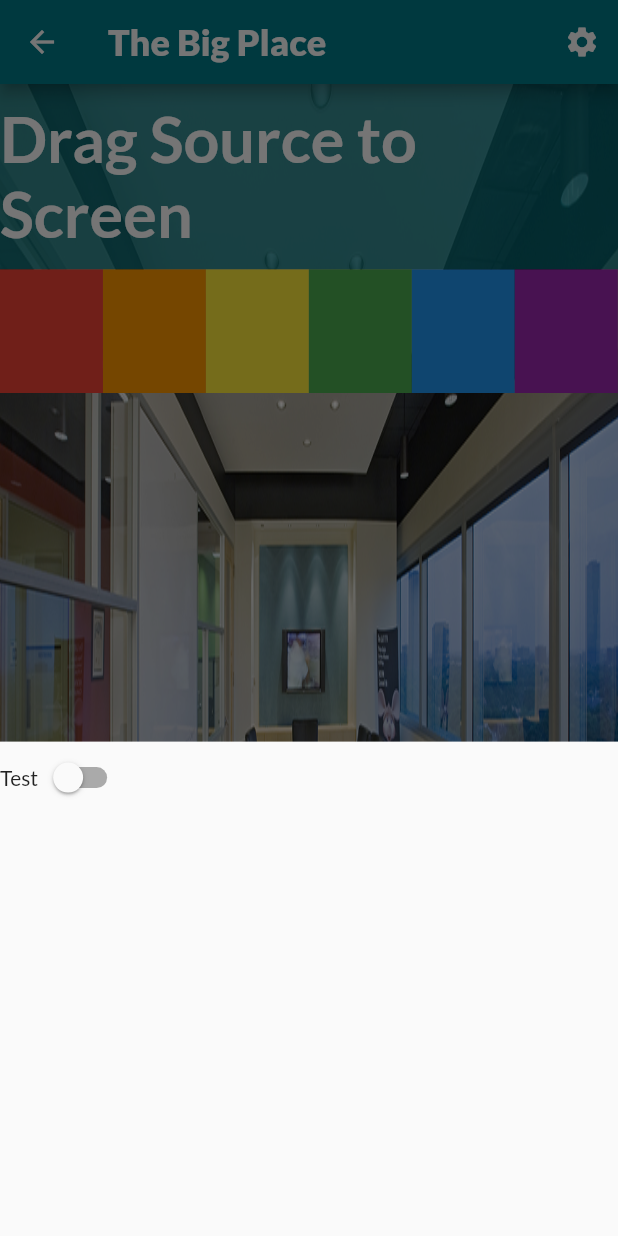
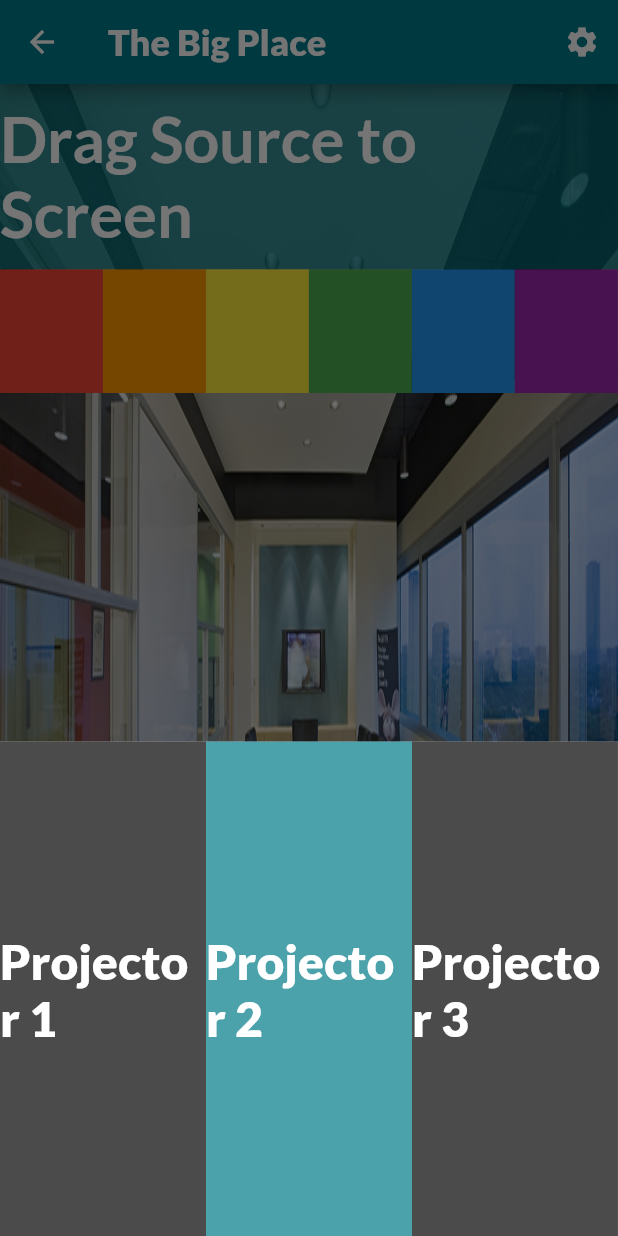
Before and after one commit to Pytode2000/Intern_Project, a Flutter app: the TheBigPlaceScreen screen opened by its route, after a tap on "Layout 1", after a tap on the "settings" icon, on a phone screen of 412 x 824 dp. Run offline on Flutter 3.47's test engine with Material 2 defaults, Android fonts, the phone set to English and light mode, and no system bars; missing offline and left inert: blinking_text.

Commit message:
Done with The Big Place's settings. Optimized the code.

```diff
--- a/siot_room_controller/lib/screens/the_big_place_screen.dart
+++ b/siot_room_controller/lib/screens/the_big_place_screen.dart
@@ -8,10 +8,13 @@ class TheBigPlaceScreen extends StatefulWidget {
 }
 
 class _TheBigPlaceScreenState extends State<TheBigPlaceScreen> {
-  int selected = 0;
+  int selectedLayout = 0;
+  bool projectorOne = false;
+  bool projectorTwo = true;
+  bool projectorThree = false;
 
   Widget middleContent() {
-    if (selected == 0) {
+    if (selectedLayout == 0) {
       return SizedBox(
         height: MediaQuery.of(context).size.height * 0.60,
       );
@@ -60,7 +63,57 @@ class _TheBigPlaceScreenState extends State<TheBigPlaceScreen> {
     }
   }
 
-  bool isSwitched = false;
+  Widget projectorWidget(name, state) {
+    return Container(
+      width: MediaQuery.of(context).size.width * 0.3333,
+      color: state == true ? Color(0xB3007C89) : Color(0xB3000000),
+      child: Center(
+        child: Text(
+          "$name",
+          style: TextStyle(
+            fontSize: 32,
+            fontWeight: FontWeight.w900,
+            color: Colors.white,
+          ),
+        ),
+      ),
+    );
+  }
+
+  Widget layoutWidget(selectedLayoutNumber, imgPathStr) {
+    return Container(
+      width: MediaQuery.of(context).size.width * 0.3333,
+      // color: Colors.yellow,
+      decoration: BoxDecoration(
+        image: DecorationImage(
+          fit: BoxFit.fill,
+          image: AssetImage("$imgPathStr"),
+        ),
+      ),
+      child: Align(
+        alignment: FractionalOffset.bottomCenter,
+        child: Container(
+          height: MediaQuery.of(context).size.height * 0.06,
+          width: double.infinity,
+          color: selectedLayout == selectedLayoutNumber
+              ? Color(0xB3007C89)
+              : Color(
+                  (0xB3000000),
+                ),
+          child: Center(
+            child: Text(
+              "Layout $selectedLayoutNumber",
+              style: TextStyle(
+                fontWeight: FontWeight.bold,
+                fontSize: 36,
+                color: Colors.white,
+              ),
+            ),
+          ),
+        ),
+      ),
+    );
+  }
 
   @override
   Widget build(BuildContext context) {
@@ -78,19 +131,57 @@ class _TheBigPlaceScreenState extends State<TheBigPlaceScreen> {
                 showModalBottomSheet<void>(
                     context: context,
                     builder: (BuildContext context) {
+                      return StatefulBuilder(builder: (BuildContext context,
+                          StateSetter setState /*You can rename this!*/) {
                         return new Container(
                           height: MediaQuery.of(context).size.height * 0.40,
-                        child: Column(
+                          width: double.infinity,
+                          // color: Colors.red,
+                          child: Row(
                             children: [
-                            Row(
-                              children: [
-                                Text("Test"),
-                                Switch(value: false, onChanged: (value) {})
-                              ],
-                            )
+                              InkWell(
+                                onTap: () {
+                                  setState(() {
+                                    if (projectorOne == true) {
+                                      projectorOne = false;
+                                    } else {
+                                      projectorOne = true;
+                                    }
+                                  });
+                                },
+                                child: projectorWidget(
+                                    "Projector 1", projectorOne),
+                              ),
+                              InkWell(
+                                onTap: () {
+                                  setState(() {
+                                    if (projectorTwo == true) {
+                                      projectorTwo = false;
+                                    } else {
+                                      projectorTwo = true;
+                                    }
+                                  });
+                                },
+                                child: projectorWidget(
+                                    "Projector 2", projectorTwo),
+                              ),
+                              InkWell(
+                                onTap: () {
+                                  setState(() {
+                                    if (projectorThree == true) {
+                                      projectorThree = false;
+                                    } else {
+                                      projectorThree = true;
+                                    }
+                                  });
+                                },
+                                child: projectorWidget(
+                                    "Projector 3", projectorThree),
+                              ),
                             ],
                           ),
                         );
+                      });
                     });
               }),
         ],
@@ -109,7 +200,7 @@ class _TheBigPlaceScreenState extends State<TheBigPlaceScreen> {
         child: Column(
           children: [
             Container(
-              color: selected == 0
+              color: selectedLayout == 0
                   ? Color(0xB3000000)
                   : Color(
                       (0xB3007C89),
@@ -117,7 +208,9 @@ class _TheBigPlaceScreenState extends State<TheBigPlaceScreen> {
               height: MediaQuery.of(context).size.height * 0.15,
               child: Center(
                 child: Text(
-                  selected == 0 ? "Select a Layout" : "Drag Source to Screen",
+                  selectedLayout == 0
+                      ? "Select a Layout"
+                      : "Drag Source to Screen",
                   style: TextStyle(
                     fontWeight: FontWeight.bold,
                     fontSize: 42,
@@ -137,115 +230,21 @@ class _TheBigPlaceScreenState extends State<TheBigPlaceScreen> {
                   children: [
                     GestureDetector(
                       onTap: () => setState(() {
-                        selected = 1;
+                        selectedLayout = 1;
                       }),
-                      child: Container(
-                        width: MediaQuery.of(context).size.width * 0.3333,
-                        // color: Colors.yellow,
-                        decoration: BoxDecoration(
-                          image: DecorationImage(
-                            fit: BoxFit.fill,
-                            image:
-                                AssetImage("assets/images/the_big_place.png"),
-                          ),
-                        ),
-                        child: Align(
-                          alignment: FractionalOffset.bottomCenter,
-                          child: Container(
-                            height: MediaQuery.of(context).size.height * 0.06,
-                            width: double.infinity,
-                            color: selected == 1
-                                ? Color(0xB3007C89)
-                                : Color(
-                                    (0xB3000000),
-                                  ),
-                            child: Center(
-                              child: Text(
-                                "Layout 1",
-                                style: TextStyle(
-                                  fontWeight: FontWeight.bold,
-                                  fontSize: 36,
-                                  color: Colors.white,
-                                ),
-                              ),
-                            ),
-                          ),
-                        ),
-                      ),
+                      child: layoutWidget(1, "assets/images/the_big_place.png"),
                     ),
                     GestureDetector(
                       onTap: () => setState(() {
-                        selected = 2;
+                        selectedLayout = 2;
                       }),
-                      child: Container(
-                        width: MediaQuery.of(context).size.width * 0.3333,
-                        // color: Colors.yellow,
-                        decoration: BoxDecoration(
-                          image: DecorationImage(
-                            fit: BoxFit.fill,
-                            image: AssetImage("assets/images/open_place.png"),
-                          ),
-                        ),
-                        child: Align(
-                          alignment: FractionalOffset.bottomCenter,
-                          child: Container(
-                            height: MediaQuery.of(context).size.height * 0.06,
-                            width: double.infinity,
-                            color: selected == 2
-                                ? Color(0xB3007C89)
-                                : Color(
-                                    (0xB3000000),
-                                  ),
-                            child: Center(
-                              child: Text(
-                                "Layout 2",
-                                style: TextStyle(
-                                  fontWeight: FontWeight.bold,
-                                  fontSize: 36,
-                                  color: Colors.white,
-                                ),
-                              ),
-                            ),
-                          ),
-                        ),
-                      ),
+                      child: layoutWidget(2, "assets/images/open_place.png"),
                     ),
                     GestureDetector(
                       onTap: () => setState(() {
-                        selected = 3;
+                        selectedLayout = 3;
                       }),
-                      child: Container(
-                        width: MediaQuery.of(context).size.width * 0.3333,
-                        // color: Colors.yellow,
-                        decoration: BoxDecoration(
-                          image: DecorationImage(
-                            fit: BoxFit.fill,
-                            image: AssetImage("assets/images/townhall.png"),
-                          ),
-                        ),
-                        child: Align(
-                          alignment: FractionalOffset.bottomCenter,
-                          child: Container(
-                            height: MediaQuery.of(context).size.height * 0.06,
-                            width: double.infinity,
-                            color: selected == 3
-                                ? Color(0xB3007C89)
-                                : Color(
-                                    (0xB3000000),
-                                  ),
-                            child: Center(
-                              child: Text(
-                                "Layout 3",
-                                style: TextStyle(
-                                  fontWeight: FontWeight.bold,
-                                  fontSize: 36,
-                                  color: Colors.white,
-                                ),
-                              ),
-                            ),
-                          ),
-                        ),
-                      ),
+                      child: layoutWidget(3, "assets/images/townhall.png"),
                     ),
                   ],
                 ),
```
Lines whose indentation alone changed are shown as unchanged.
